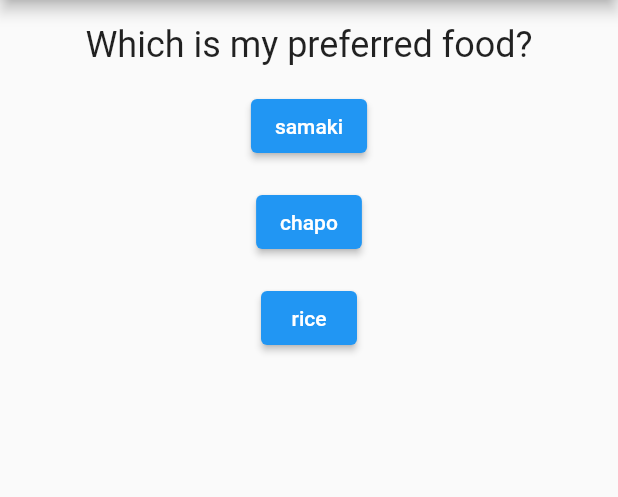
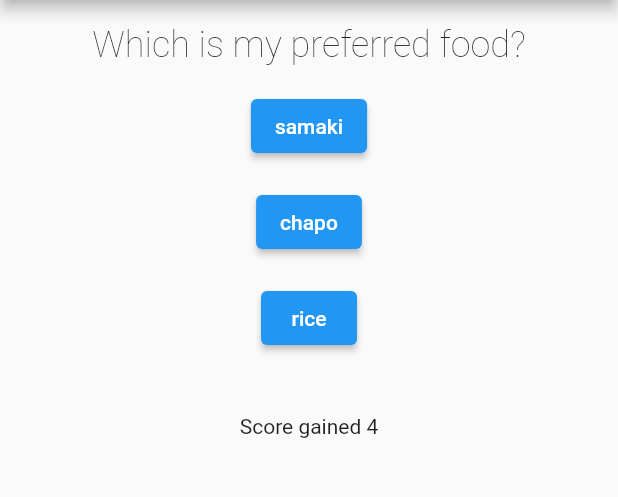
Before and after one commit to Frankline-Sable/quiz_app_flutter, a Flutter app: the screen it shows after launch, after a tap on "red", on a phone screen of 412 x 824 dp, the part 84-581 px from its top. Run offline on Flutter 3.47's test engine with Material 2 defaults, Android fonts, the phone set to English and light mode, and no system bars.

Commit message:
Separating widgets to different modules

```diff
--- /dev/null
+++ b/lib/answer.dart
@@ -0,0 +1,22 @@
+import 'package:flutter/material.dart';
+import 'package:quiz_app_flutter/quiz.dart';
+
+class Answer extends StatelessWidget {
+final Function answerQuestion;
+final Map<String,Object> answer;
+
+
+Answer(this.answerQuestion, this.answer);
+
+@override
+  Widget build(BuildContext context) {
+    return Column(
+      children: [
+        ElevatedButton(
+            onPressed: () => {answerQuestion((answer['answer'] as String),answer['score'] as int)},
+            child: Text(answer['answer'] as String)),
+        SizedBox(height: 16),
+      ],
+    );
+  }
+}
--- a/lib/main.dart
+++ b/lib/main.dart
@@ -1,7 +1,11 @@
 import 'package:flutter/material.dart';
+import 'package:quiz_app_flutter/quiz.dart';
+import 'package:quiz_app_flutter/result.dart';
+
+import 'answer.dart';
 
 void main() {
-  runApp( MaterialApp(title: 'Quiz App', home: QuizApp()));
+  runApp(MaterialApp(title: 'Quiz App', home: QuizApp()));
 }
 
 class QuizApp extends StatefulWidget {
@@ -12,89 +16,61 @@ class QuizApp extends StatefulWidget {
 }
 
 class QuizAppState extends State {
-
   final List<Map<String, Object>> _questions = [
     {
       "question": 'What\'s my favourite color?',
       'answers': [
-        {'answer':'red','score':4},
-        {'answer':'blue','score':7},
-        {'answer':'green','score':2}
+        {'answer': 'red', 'score': 4},
+        {'answer': 'blue', 'score': 7},
+        {'answer': 'green', 'score': 2}
       ]
     },
     {
       "question": 'Which is my preferred food?',
       'answers': [
-        {'answer':'samaki','score':4},
-        {'answer':'chapo','score':8},
-        {'answer':'rice','score':2}
+        {'answer': 'samaki', 'score': 4},
+        {'answer': 'chapo', 'score': 8},
+        {'answer': 'rice', 'score': 2}
       ]
     },
     {
       "question": 'My long term goal is?',
       'answers': [
-        {'answer':'family','score':5},
-        {'answer':'money','score':2},
-        {'answer':'fame','score':8}
+        {'answer': 'family', 'score': 5},
+        {'answer': 'money', 'score': 2},
+        {'answer': 'fame', 'score': 8}
       ]
     }
   ];
   int _questionIndex = 0;
-  int _totalScore=0;
+  int _totalScore = 0;
+  int _gainedScore = 0;
 
   @override
   Widget build(BuildContext context) {
     return Scaffold(
       appBar: AppBar(title: const Text("Simple Quiz App")),
       body: Center(
-          child: _questionIndex<_questions.length?
-          Column(
-            children: [
-              SizedBox(height: 16),
-              Text(
-                _questions[_questionIndex]['question'] as String,
-                style: TextStyle(fontSize: 24),
-              ),
-              SizedBox(height: 16),
-              ...(_questions[_questionIndex]['answers'] as  List<Map<String, Object>>).map((answer){
-
-                return Column(
-                  children: [
-                    ElevatedButton(
-                        onPressed: () => {_answerQuestion((answer['answer'] as String),answer['score'] as int)},
-                        child: Text(answer['answer'] as String)),
-                    SizedBox(height: 16),
-                  ],
-                );
-              }).toList()
-            ],
-          ):
-      Container(
-        height: 200,
-        child: Column(
-            children: [
-              Text("You have run out of questions, score is $_totalScore"),
-              SizedBox(height: 16),
-              TextButton(onPressed: _restartQuiz, child: Text('Restart Quiz'))
-            ],
-
-        ),
-      )),
+          child: _questionIndex < _questions.length
+              ? Quiz(_questions, _questionIndex, _answerQuestion, _gainedScore)
+              : Result(_totalScore, _restartQuiz)),
     );
   }
 
   void _answerQuestion(String answer, int score) {
     setState(() {
       _questionIndex++;
-      _totalScore=0;
+      _totalScore += score;
+      _gainedScore=score;
     });
-    _totalScore+=score;
+
     print("Answer $answer score $score total = $_totalScore");
   }
-  void _restartQuiz(){
+
+  void _restartQuiz() {
     setState(() {
-      _questionIndex=0;
-      _totalScore=0;
+      _questionIndex = 0;
+      _totalScore = 0;
     });
   }
 }
--- /dev/null
+++ b/lib/quiz.dart
@@ -0,0 +1,35 @@
+import 'package:flutter/material.dart';
+import 'package:quiz_app_flutter/score.dart';
+
+import 'answer.dart';
+
+class Quiz extends StatelessWidget {
+  final List<Map<String, Object>> questions;
+  final int questionIndex;
+
+  final Function questionHandler;
+  final int score;
+
+
+  Quiz(this.questions, this.questionIndex, this.questionHandler, this.score);
+
+  @override
+  Widget build(BuildContext context) {
+    return Column(
+      children: [
+        SizedBox(height: 16),
+        Text(
+          questions[questionIndex]['question'] as String,
+          style: TextStyle(fontSize: 24, fontWeight: FontWeight.w200),
+        ),
+        SizedBox(height: 16),
+        ...(questions[questionIndex]['answers'] as  List<Map<String, Object>>).map((answer){
+
+          return Answer(questionHandler,answer);
+        }).toList(),
+        SizedBox(height: 24),
+        Score(score)
+      ],
+    );
+  }
+}
--- /dev/null
+++ b/lib/score.dart
@@ -0,0 +1,19 @@
+import 'package:flutter/material.dart';
+import 'package:quiz_app_flutter/quiz.dart';
+
+class Score extends StatelessWidget {
+  final int score;
+
+
+  Score(this.score);
+
+  @override
+  Widget build(BuildContext context) {
+    return Container(
+      child:
+      Text(
+          "Score gained $score"
+      ),
+    );
+  }
+}
```
Also changed, not shown: lib/result.dart (added, +43 -0 lines), 1 other file.
